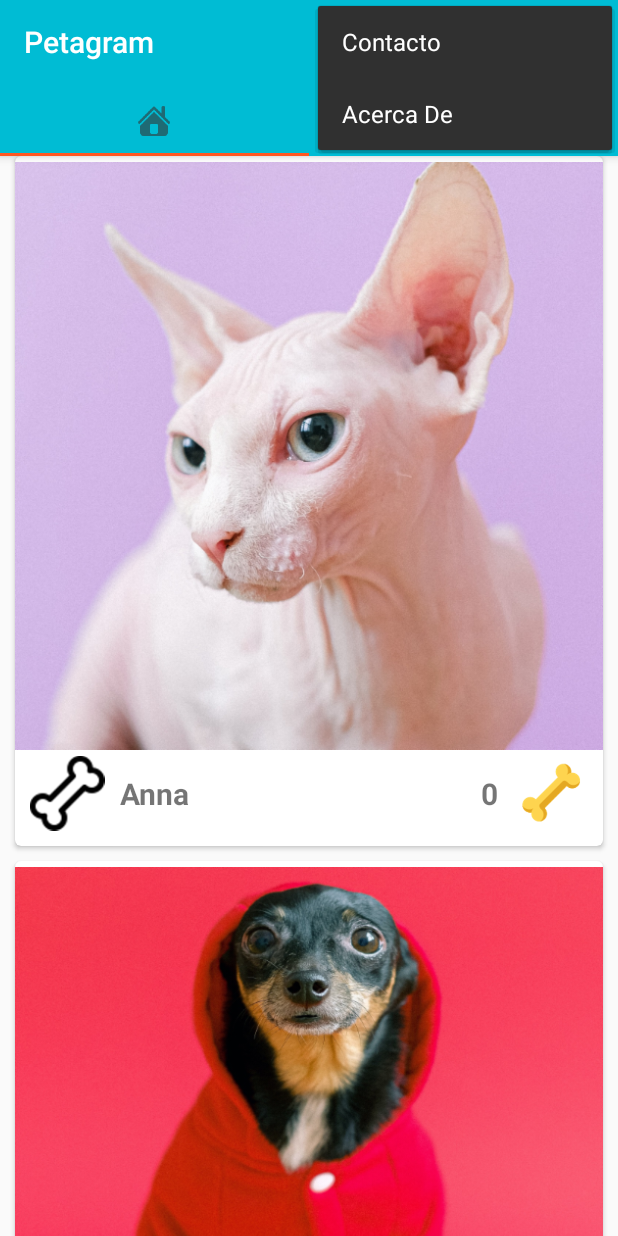
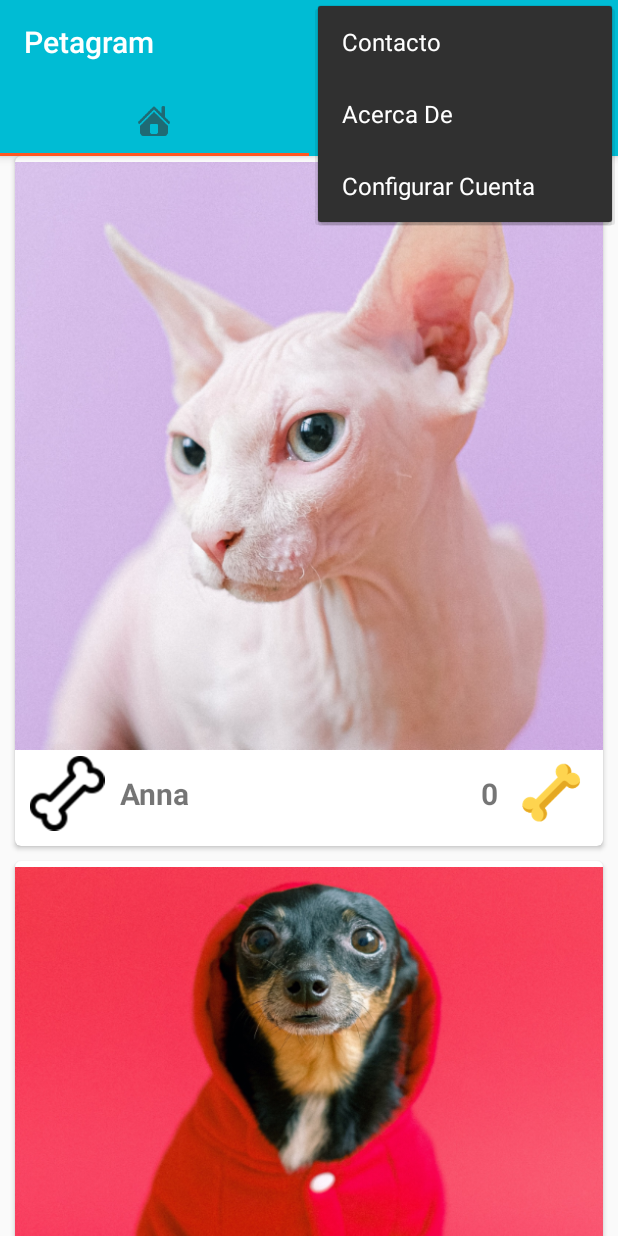
Before and after one commit to MHERNANDEZ-ALG/Petagram_Api, an Android app: the screen it shows after launch (MainActivity), with the options menu open, on a phone screen of 412 x 824 dp. Run offline under Robolectric (Android 15) with nearby library versions, the phone set to English and light mode, and no system bars; our stand-ins replace Picasso.

Commit message:
Nueva tarea, nuevo menu instagram

```diff
--- a/app/src/main/java/algorithm/mhernandez/petagram/MainActivity.java
+++ b/app/src/main/java/algorithm/mhernandez/petagram/MainActivity.java
@@ -79,6 +79,10 @@ public class MainActivity extends AppCompatActivity {
                 Intent intenta = new Intent(MainActivity.this, AboutActivity.class);
                 startActivity(intenta);
                 return true;
+            case R.id.action_config:
+                Intent intentco = new Intent(MainActivity.this, ConfigCuenta.class);
+                startActivity(intentco);
+                return true;
 
             default:
                 // If we got here, the user's action was not recognized.
--- a/app/src/main/java/algorithm/mhernandez/petagram/SecondActivity.java
+++ b/app/src/main/java/algorithm/mhernandez/petagram/SecondActivity.java
@@ -6,19 +6,13 @@ import androidx.appcompat.widget.Toolbar;
 import androidx.recyclerview.widget.LinearLayoutManager;
 import androidx.recyclerview.widget.RecyclerView;
 
-import android.content.Context;
 import android.os.Bundle;
 
 import java.util.ArrayList;
 
-import algorithm.mhernandez.petagram.adapter.MascotaAdaptador;
 import algorithm.mhernandez.petagram.adapter.MascotaFavAdaptador;
-import algorithm.mhernandez.petagram.db.ContructorMascotas;
-import algorithm.mhernandez.petagram.fragment.IPrincipalFragment;
 import algorithm.mhernandez.petagram.pojo.Mascota;
-import algorithm.mhernandez.petagram.presentador.IPrincipalFragmentPresentador;
 import algorithm.mhernandez.petagram.presentador.ISecondActivityPresentador;
-import algorithm.mhernandez.petagram.presentador.PrincipalFragmentPresentador;
 import algorithm.mhernandez.petagram.presentador.SecondActivityPresentador;
 
 public class SecondActivity extends AppCompatActivity implements ISecondActivity {
--- a/app/src/main/java/algorithm/mhernandez/petagram/adapter/PerfilAdaptador.java
+++ b/app/src/main/java/algorithm/mhernandez/petagram/adapter/PerfilAdaptador.java
@@ -9,6 +9,8 @@ import android.widget.TextView;
 
 import androidx.annotation.NonNull;
 import androidx.recyclerview.widget.RecyclerView;
+
+import com.squareup.picasso.Picasso;
 
 import java.util.ArrayList;
 
@@ -23,14 +25,19 @@ public class PerfilAdaptador extends RecyclerView.Adapter<PerfilAdaptador.Perfil
         this.activity = activity;
     }
     @Override
-    public PerfilViewHolder onCreateViewHolder(@NonNull ViewGroup parent, int viewType) {
+    public PerfilViewHolder onCreateViewHolder(ViewGroup parent, int viewType) {
         View v = LayoutInflater.from(parent.getContext()).inflate(R.layout.cardview_perfil, parent, false);
         return new PerfilViewHolder(v);
     }
     @Override
-    public void onBindViewHolder(@NonNull PerfilViewHolder holder, int position) {
+    public void onBindViewHolder(final PerfilViewHolder holder, int position) {
         final Perfil perfil = perfils.get(position);
-
+        /*
+        Picasso.with(activity)
+                .load(perfil.getUrlfoto())
+                .placeholder(R.drawable.aron_perro)
+                .into(holder.ivPerfil);
+         */
         holder.ivPerfil.setImageResource(perfil.getFoto());
         holder.tvRaiting.setText(String.valueOf(perfil.getRaiting()));
     }
--- a/app/src/main/java/algorithm/mhernandez/petagram/db/ConstructorPerfil.java
+++ b/app/src/main/java/algorithm/mhernandez/petagram/db/ConstructorPerfil.java
@@ -5,28 +5,26 @@ import android.content.Context;
 import java.util.ArrayList;
 
 import algorithm.mhernandez.petagram.R;
+import algorithm.mhernandez.petagram.pojo.Mascota;
 import algorithm.mhernandez.petagram.pojo.Perfil;
 
 public class ConstructorPerfil {
     Context context;
-
     public ConstructorPerfil(Context context) {
         this.context = context;
     }
 
     public ArrayList<Perfil> ObtenerDatos(){
         ArrayList <Perfil> perfils = new ArrayList<>();
-
-        perfils.add(new Perfil(R.drawable.aron_perro,221));
-        perfils.add(new Perfil(R.drawable.mipet1,214));
-        perfils.add(new Perfil(R.drawable.mipet8,115));
-        perfils.add(new Perfil(R.drawable.mipet2,150));
-        perfils.add(new Perfil(R.drawable.mipet7,125));
-        perfils.add(new Perfil(R.drawable.mipet3,125));
-        perfils.add(new Perfil(R.drawable.mipet6,126));
-        perfils.add(new Perfil(R.drawable.mipet4,124));
-        perfils.add(new Perfil(R.drawable.mipet5,111));
-
+        perfils.add(new Perfil(201, R.drawable.aron_perro));
+        perfils.add(new Perfil(213, R.drawable.mipet1));
+        perfils.add(new Perfil(154, R.drawable.mipet2));
+        perfils.add(new Perfil(152, R.drawable.mipet3));
+        perfils.add(new Perfil(142, R.drawable.mipet4));
+        perfils.add(new Perfil(144, R.drawable.mipet5));
+        perfils.add(new Perfil(135, R.drawable.mipet6));
+        perfils.add(new Perfil(102, R.drawable.mipet7));
+        perfils.add(new Perfil(201, R.drawable.mipet8));
         return perfils;
     }
 }
--- a/app/src/main/java/algorithm/mhernandez/petagram/db/ContructorMascotas.java
+++ b/app/src/main/java/algorithm/mhernandez/petagram/db/ContructorMascotas.java
@@ -46,12 +46,10 @@ public class ContructorMascotas {
         contentValues.put(ConstantesBaseDatos.TABLE_MASCOTAS_FOTO, R.drawable.dante_perro);
         db.insertarMascota(contentValues);
 
+
+
         contentValues.put(ConstantesBaseDatos.TABLE_MASCOTAS_NOMBRE, "Droid");
         contentValues.put(ConstantesBaseDatos.TABLE_MASCOTAS_FOTO, R.drawable.droid_gato);
-        db.insertarMascota(contentValues);
-
-        contentValues.put(ConstantesBaseDatos.TABLE_MASCOTAS_NOMBRE, "Shen");
-        contentValues.put(ConstantesBaseDatos.TABLE_MASCOTAS_FOTO, R.drawable.shen_perro);
         db.insertarMascota(contentValues);
     }
 
--- a/app/src/main/java/algorithm/mhernandez/petagram/fragment/IPerfilFragment.java
+++ b/app/src/main/java/algorithm/mhernandez/petagram/fragment/IPerfilFragment.java
@@ -7,7 +7,7 @@ import algorithm.mhernandez.petagram.pojo.Perfil;
 
 public interface IPerfilFragment {
 
-    public void generarLinearLayoutGrind();
+    public void generarGridLayout();
 
     public PerfilAdaptador crearAdaptadorPerfil(ArrayList<Perfil> perfils);
 
--- a/app/src/main/java/algorithm/mhernandez/petagram/fragment/PerfilFragment.java
+++ b/app/src/main/java/algorithm/mhernandez/petagram/fragment/PerfilFragment.java
@@ -16,9 +16,7 @@ import algorithm.mhernandez.petagram.pojo.Perfil;
 import algorithm.mhernandez.petagram.adapter.PerfilAdaptador;
 import algorithm.mhernandez.petagram.R;
 import algorithm.mhernandez.petagram.presentador.IPerfilFragmentPresentador;
-import algorithm.mhernandez.petagram.presentador.IPrincipalFragmentPresentador;
 import algorithm.mhernandez.petagram.presentador.PerfilFragmentPresentador;
-import algorithm.mhernandez.petagram.presentador.PrincipalFragmentPresentador;
 
 public class PerfilFragment extends Fragment implements IPerfilFragment {
     private RecyclerView listaFotosP;
@@ -37,7 +35,7 @@ public class PerfilFragment extends Fragment implements IPerfilFragment {
     }
 
     @Override
-    public void generarLinearLayoutGrind() {
+    public void generarGridLayout() {
         GridLayoutManager glm = new GridLayoutManager(getActivity(),3);
         listaFotosP.setLayoutManager(glm);
     }
--- a/app/src/main/java/algorithm/mhernandez/petagram/pojo/Perfil.java
+++ b/app/src/main/java/algorithm/mhernandez/petagram/pojo/Perfil.java
@@ -1,12 +1,20 @@
 package algorithm.mhernandez.petagram.pojo;
 
 public class Perfil {
+    private String id;
+    private String nombre;
+    private String urlfoto;
     private int foto;
     private int raiting;
 
-    public Perfil(int foto, int raiting){
-        this.foto=foto;
-        this.raiting=raiting;
+    public Perfil(int raiting, int foto){
+        //this.nombre    = nombre;
+        this.foto   = foto;
+        this.raiting = raiting;
+    }
+
+    public Perfil() {
+
     }
 
     public int getFoto() {
--- a/app/src/main/java/algorithm/mhernandez/petagram/presentador/IPerfilFragmentPresentador.java
+++ b/app/src/main/java/algorithm/mhernandez/petagram/presentador/IPerfilFragmentPresentador.java
@@ -3,5 +3,9 @@ package algorithm.mhernandez.petagram.presentador;
 public interface IPerfilFragmentPresentador {
     public void obtenerDatosBD();
 
+    //public void obtenerPerfilMedios();
+
+    //public void obtenerIdMedios();
+
     public void mostrarDatosRV();
 }
--- a/app/src/main/java/algorithm/mhernandez/petagram/presentador/PerfilFragmentPresentador.java
+++ b/app/src/main/java/algorithm/mhernandez/petagram/presentador/PerfilFragmentPresentador.java
@@ -1,6 +1,10 @@
 package algorithm.mhernandez.petagram.presentador;
 
 import android.content.Context;
+import android.util.Log;
+import android.widget.Toast;
+
+import com.google.gson.Gson;
 
 import java.util.ArrayList;
 
@@ -18,6 +22,8 @@ public class PerfilFragmentPresentador implements IPerfilFragmentPresentador{
         this.iPerfilFragment = iPerfilFragment;
         this.context = context;
         obtenerDatosBD();
+        //obtenerPerfilMedios();
+        mostrarDatosRV();
     }
 
     @Override
@@ -26,10 +32,55 @@ public class PerfilFragmentPresentador implements IPerfilFragmentPresentador{
         perfils = constructorPerfil.ObtenerDatos();
         mostrarDatosRV();
     }
+    /*
+    @Override
+    public void obtenerPerfilMedios() {
+        RestApiAdapter restApiAdapter = new RestApiAdapter();
+        Gson gsonMedia = restApiAdapter.ConstruyeGsonDesererializadorMedia();
+        EndPointsApi endPointsApi = restApiAdapter.establecerConexionApiInstagram(gsonMedia);
+        Call<PerfilMediaResponse> perfilMediaResponseCall = endPointsApi.getPerfilMedia();
+
+        perfilMediaResponseCall.enqueue(new Callback<PerfilMediaResponse>() {
+            @Override
+            public void onResponse(Call<PerfilMediaResponse> call, Response<PerfilMediaResponse> response) {
+                PerfilMediaResponse perfilMediaResponse = response.body();
+                perfils = perfilMediaResponse.getPerfilMedia();
+            }
+
+            @Override
+            public void onFailure(Call<PerfilMediaResponse> call, Throwable t) {
+                Toast.makeText(context,"Fallo conexion",Toast.LENGTH_SHORT).show();
+                Log.e("Fallo la conexion", t.toString());
+            }
+        });
+    }
+     */
+    /*
+    @Override
+    public void obtenerIdMedios() {
+        RestApiAdapter restApiAdapter = new RestApiAdapter();
+        EndPointsApi endPointsApi = restApiAdapter.establecerConexionApiInstagram();
+        Call<PerfilMediaResponse> perfilMediaResponseCall = endPointsApi.getPerfilMedia();
+
+        perfilMediaResponseCall.enqueue(new Callback<PerfilMediaResponse>() {
+            @Override
+            public void onResponse(Call<PerfilMediaResponse> call, Response<PerfilMediaResponse> response) {
+                PerfilMediaResponse perfilMediaResponse = response.body();
+                perfils = perfilMediaResponse.getPerfilMedia();
+            }
+
+            @Override
+            public void onFailure(Call<PerfilMediaResponse> call, Throwable t) {
+                Toast.makeText(context,"Fallo conexion",Toast.LENGTH_SHORT).show();
+                Log.e("Fallo la conexion", t.toString());
+            }
+        });
+    }
+     */
 
     @Override
     public void mostrarDatosRV() {
         iPerfilFragment.inicializarAdaptadorPerfil(iPerfilFragment.crearAdaptadorPerfil(perfils));
-        iPerfilFragment.generarLinearLayoutGrind();
+        iPerfilFragment.generarGridLayout();
     }
 }
--- a/app/src/main/res/menu/app_bar_menu.xml
+++ b/app/src/main/res/menu/app_bar_menu.xml
@@ -19,4 +19,8 @@
         android:orderInCategory="102"
         app:showAsAction="never"/>
 
+    <item android:id="@+id/action_config"
+        android:title="@string/text_config"
+        android:orderInCategory="103"
+        app:showAsAction="never"/>
 </menu>
--- a/app/src/main/res/values/strings.xml
+++ b/app/src/main/res/values/strings.xml
@@ -7,6 +7,7 @@
     <string name="txt_form_inicio">Formulario de contacto</string>
     <string name="txtBotonContacto">Enviar Comentario</string>
     <string name="text_about">Acerca De</string>
+    <string name="text_config">Configurar Cuenta</string>
     <string name="text_contact">Contacto</string>
     <string name="descrip_ivperfil">Foto de Perfil</string>
     <string name="descrip_ivraitear">Icono me gusta</string>
@@ -21,6 +22,7 @@
     <string name="name_telefono">+57 30068875231</string>
     <string name="name_derechos">All Rights Reserved</string>
     <string name="name_page">http://miapp.co</string>
-    <!-- TODO: Remove or change this placeholder text -->
-    <string name="hello_blank_fragment">Hello blank fragment</string>
+    <string name="config_cuenta">Escribe tu usuario</string>
+    <string name="guardar_cuenta">Guardar Cuenta</string>
+
 </resources>
```
Also changed, not shown: app/build.gradle (+18 -8 lines), app/src/main/AndroidManifest.xml (+31 -21 lines), app/src/main/java/algorithm/mhernandez/petagram/ConfigCuenta.java (added, +23 -0 lines), app/src/main/res/layout/activity_config_cuenta.xml (added, +46 -0 lines).
